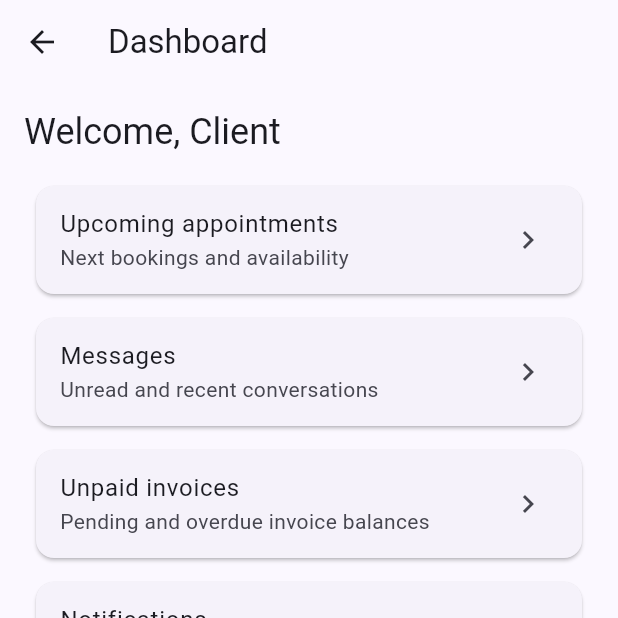
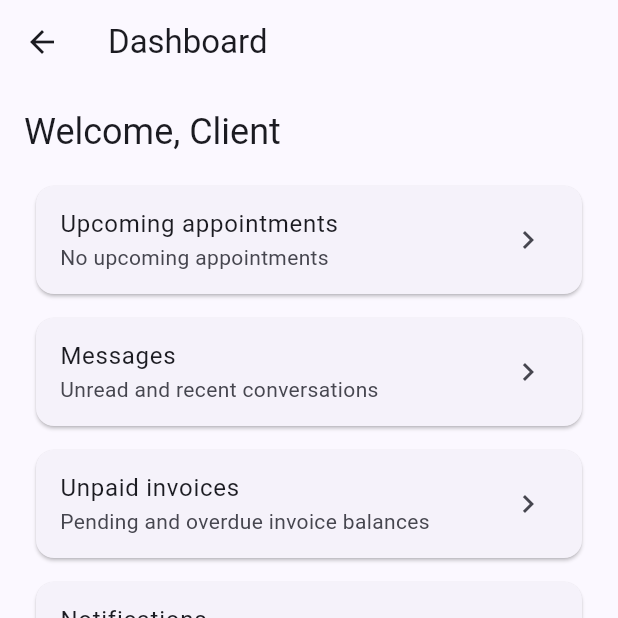
Before and after one commit to sanvi-ven/AFG2026, a Flutter app: the DashboardPage screen opened by its route, on a phone screen of 412 x 824 dp, the top half of it. Run offline on Flutter 3.47's test engine with Material 3 defaults, Android fonts, the phone set to English and light mode, and no system bars; our stand-ins replace firebase_auth, firebase_core, google_sign_in, web, webview_flutter; missing offline and left inert: dart:ui_web; accounts and stored records are empty.

Commit message:
olivia ux 2

```diff
--- a/frontend/lib/core/router/app_router.dart
+++ b/frontend/lib/core/router/app_router.dart
@@ -20,12 +20,15 @@ class AppRouter {
   static Route<dynamic> onGenerateRoute(RouteSettings settings) {
     final args = (settings.arguments as Map<String, dynamic>?) ?? {};
     final role = (args['role'] as String?) ?? 'client';
+    final authToken = args['authToken'] as String?;
 
     switch (settings.name) {
       case login:
         return MaterialPageRoute(builder: (_) => const LoginPage());
       case dashboard:
-        return MaterialPageRoute(builder: (_) => DashboardPage(role: role));
+        return MaterialPageRoute(
+          builder: (_) => DashboardPage(role: role, authToken: authToken),
+        );
       case appointments:
         return MaterialPageRoute(builder: (_) => AppointmentsPage(role: role));
       case invoices:
--- a/frontend/lib/features/auth/presentation/login_page.dart
+++ b/frontend/lib/features/auth/presentation/login_page.dart
@@ -45,7 +45,7 @@ class _LoginPageState extends State<LoginPage> {
       Navigator.pushReplacementNamed(
         context,
         AppRouter.dashboard,
-        arguments: {'role': appUser.role},
+        arguments: {'role': appUser.role, 'authToken': token},
       );
     } catch (error) {
       if (mounted) {
@@ -85,7 +85,7 @@ class _LoginPageState extends State<LoginPage> {
       Navigator.pushReplacementNamed(
         context,
         AppRouter.dashboard,
-        arguments: {'role': appUser.role},
+        arguments: {'role': appUser.role, 'authToken': idToken},
       );
     } catch (error) {
       setState(() {
--- a/frontend/lib/features/dashboard/presentation/dashboard_page.dart
+++ b/frontend/lib/features/dashboard/presentation/dashboard_page.dart
@@ -1,25 +1,109 @@
 import 'package:flutter/material.dart';
+import 'package:intl/intl.dart';
 
+import '../../../core/config/app_config.dart';
+import '../../../core/services/api_client.dart';
+import '../../../models/appointment.dart';
 import '../../../shared/widgets/app_scaffold.dart';
 
-class DashboardPage extends StatelessWidget {
-  const DashboardPage({required this.role, super.key});
+class DashboardPage extends StatefulWidget {
+  const DashboardPage({required this.role, this.authToken, super.key});
 
   final String role;
+  final String? authToken;
+
+  @override
+  State<DashboardPage> createState() => _DashboardPageState();
+}
+
+class _DashboardPageState extends State<DashboardPage> {
+  Appointment? _nextAppointment;
+  bool _isLoadingUpcoming = true;
+  String? _upcomingError;
+
+  @override
+  void initState() {
+    super.initState();
+    _loadUpcomingAppointment();
+  }
+
+  Future<void> _loadUpcomingAppointment() async {
+    final token = (widget.authToken?.trim().isNotEmpty ?? false)
+        ? widget.authToken!.trim()
+        : AppConfig.demoAuthToken.trim();
+
+    if (token.isEmpty) {
+      setState(() {
+        _isLoadingUpcoming = false;
+        _nextAppointment = null;
+        _upcomingError = null;
+      });
+      return;
+    }
+
+    setState(() {
+      _isLoadingUpcoming = true;
+      _upcomingError = null;
+    });
+
+    try {
+      final apiClient = ApiClient(baseUrl: AppConfig.apiBaseUrl, authToken: token);
+      final rows = await apiClient.getListJson('/api/v1/appointments');
+      final nowUtc = DateTime.now().toUtc();
+      final upcoming = rows
+          .map(Appointment.fromJson)
+          .where((appt) => appt.status != 'canceled' && appt.startTime.toUtc().isAfter(nowUtc))
+          .toList()
+        ..sort((a, b) => a.startTime.compareTo(b.startTime));
+
+      if (!mounted) {
+        return;
+      }
+
+      setState(() {
+        _nextAppointment = upcoming.isNotEmpty ? upcoming.first : null;
+        _isLoadingUpcoming = false;
+      });
+    } catch (error) {
+      if (!mounted) {
+        return;
+      }
+      setState(() {
+        _isLoadingUpcoming = false;
+        _nextAppointment = null;
+        _upcomingError = error.toString().replaceFirst('Exception: ', '');
+      });
+    }
+  }
+
+  String _buildUpcomingSubtitle() {
+    if (_isLoadingUpcoming) {
+      return 'Loading upcoming appointments...';
+    }
+    if (_upcomingError != null) {
+      return 'Unable to load appointments right now';
+    }
+    if (_nextAppointment == null) {
+      return 'No upcoming appointments';
+    }
+
+    final formatted = DateFormat('EEE, MMM d • h:mm a').format(_nextAppointment!.startTime.toLocal());
+    return 'Next appointment: $formatted';
+  }
 
   @override
   Widget build(BuildContext context) {
     return AppScaffold(
       title: 'Dashboard',
-      role: role,
+      role: widget.role,
       selectedRoute: '/dashboard',
       body: ListView(
         padding: const EdgeInsets.all(16),
         children: [
-          Text('Welcome, ${role == 'owner' ? 'Business Owner' : 'Client'}',
+          Text('Welcome, ${widget.role == 'owner' ? 'Business Owner' : 'Client'}',
               style: Theme.of(context).textTheme.headlineSmall),
           const SizedBox(height: 12),
-          _card(context, 'Upcoming appointments', 'Next bookings and availability'),
+          _card(context, 'Upcoming appointments', _buildUpcomingSubtitle()),
           _card(context, 'Messages', 'Unread and recent conversations'),
           _card(context, 'Unpaid invoices', 'Pending and overdue invoice balances'),
           _card(context, 'Notifications', 'Recent alerts and updates'),
```
Also changed, not shown: frontend/lib/core/services/api_client.dart (+29 -3 lines), frontend/lib/models/appointment.dart (+11 -0 lines).
